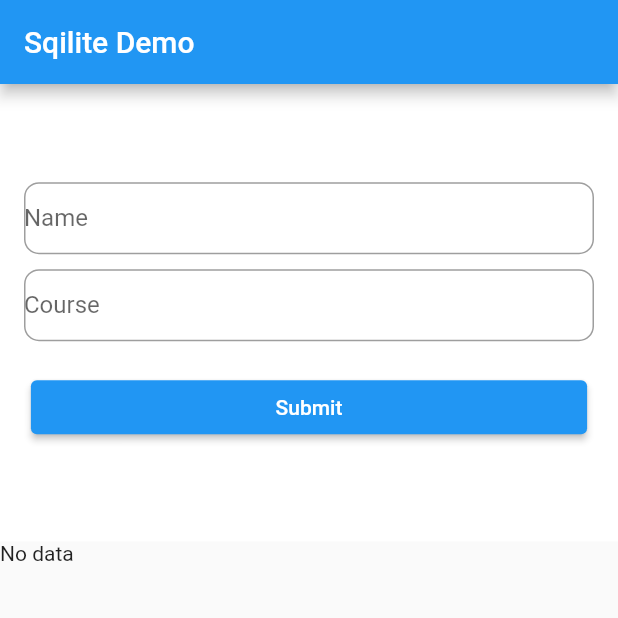
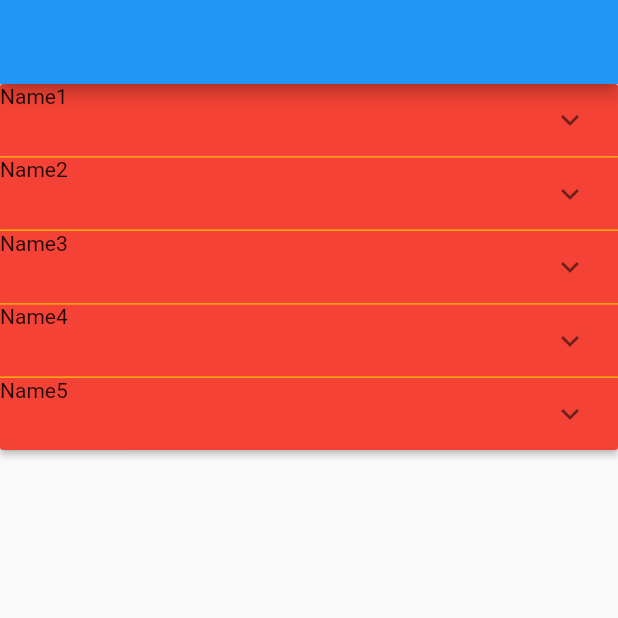
Before and after one commit to vivek5kumar/sqlproject, a Flutter app: the screen it shows after launch, on a phone screen of 412 x 824 dp, the top half of it. Run offline on Flutter 3.47's test engine with Material 2 defaults, Android fonts, the phone set to English and light mode, and no system bars; our stand-ins replace get, sqflite; accounts and stored records are empty.

Commit message:
code changes

```diff
--- /dev/null
+++ b/lib/expansionpannel.dart
@@ -0,0 +1,82 @@
+import 'package:flutter/material.dart';
+
+class Expansion extends StatefulWidget {
+  const Expansion({super.key});
+
+  @override
+  State<Expansion> createState() => _ExpansionState();
+}
+
+class _ExpansionState extends State<Expansion> {
+  List<ExpansionItem> items = <ExpansionItem>[
+    ExpansionItem(header: "Name1", body: "this is my first description"),
+    ExpansionItem(header: "Name2", body: "this is my SECOND description"),
+    ExpansionItem(header: "Name3", body: "this is my THIRD description"),
+    ExpansionItem(header: "Name4", body: "this is my THIRD description"),
+    ExpansionItem(header: "Name5", body: "this is my THIRD description")
+  ];
+  @override
+  Widget build(BuildContext context) {
+    return Scaffold(
+        appBar: AppBar(),
+        body:
+            // ListView.builder(
+            //   itemCount: items.length,
+            //   itemBuilder: (context, i) {
+            //     return ExpansionTile(
+            //       // collapsedBackgroundColor: Colors.grey,
+            //       title: Text(items[i].header.toString()),
+            //       children: [
+            //         ListTile(
+            //           focusColor: Colors.red,
+            //           title: Text(items[i].body.toString()),
+            //           subtitle: const Text("this is subtitle"),
+            //           leading: const Icon(Icons.people),
+            //           trailing: const Icon(Icons.offline_bolt),
+            //         ),
+            //         const ExpansionTile(title: Text("hello"))
+            //       ],
+            //     );
+            //   },
+            // ));
+
+            ListView(children: [
+          ExpansionPanelList(
+              animationDuration: Duration(milliseconds: 500),
+              dividerColor: Colors.amber,
+              expansionCallback: (i, isExpanded) {
+                setState(() {
+                  items[i].isExpanded = !items[i].isExpanded!;
+                });
+              },
+              children: items.map((ExpansionItem item) {
+                return ExpansionPanel(
+                    backgroundColor: Colors.red,
+                    headerBuilder: (context, isExpanded) {
+                      return Container(
+                        child: Text(item.header.toString()),
+                      );
+                    },
+                    isExpanded: item.isExpanded!,
+                    body: Column(
+                      children: [
+                        Row(
+                          mainAxisAlignment: MainAxisAlignment.spaceAround,
+                          children: [
+                            Text(item.body.toString()),
+                            InkWell(onTap: () {}, child: Icon(Icons.delete))
+                          ],
+                        ),
+                      ],
+                    ));
+              }).toList()),
+        ]));
+  }
+}
+
+class ExpansionItem {
+  bool? isExpanded;
+  String? header;
+  String? body;
+  ExpansionItem({this.isExpanded: false, this.header, this.body});
+}
--- a/lib/main.dart
+++ b/lib/main.dart
@@ -1,5 +1,6 @@
 import 'package:flutter/material.dart';
 import 'package:get/get_navigation/get_navigation.dart';
+import 'package:sqlproject/expansionpannel.dart';
 import 'package:sqlproject/homepage.dart';
 
 void main() {
@@ -17,7 +18,7 @@ class MyApp extends StatelessWidget {
       theme: ThemeData(
         primarySwatch: Colors.blue,
       ),
-      home: const HomePage(),
+      home: const Expansion(),
     );
   }
 }
--- /dev/null
+++ b/lib/network/baseurl.dart
@@ -0,0 +1,5 @@
+String baseUrl = "https://registration.iimsambalpuradmissions.in/quiz_api/";
+
+class EndPoint {
+  final userLogin = "${baseUrl}login_api.php";
+}
--- a/pubspec.yaml
+++ b/pubspec.yaml
@@ -36,6 +36,7 @@ dependencies:
   get: ^4.6.5
   flutter_staggered_animations: ^1.1.1
   flutter_html: ^2.2.1
+  http: ^0.13.5
 
 
   # The following adds the Cupertino Icons font to your application.
```
Also changed, not shown: lib/controller/logincontroller.dart (added, +25 -0 lines), lib/loginPage.dart (added, +67 -0 lines), lib/models/login_model.dart (added, +21 -0 lines), lib/network/apimanager.dart (added, +14 -0 lines), pubspec.lock.
